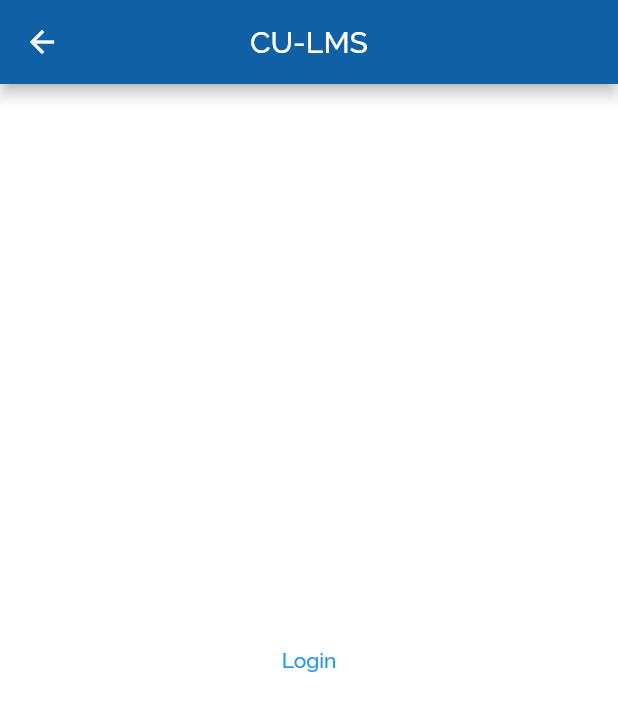
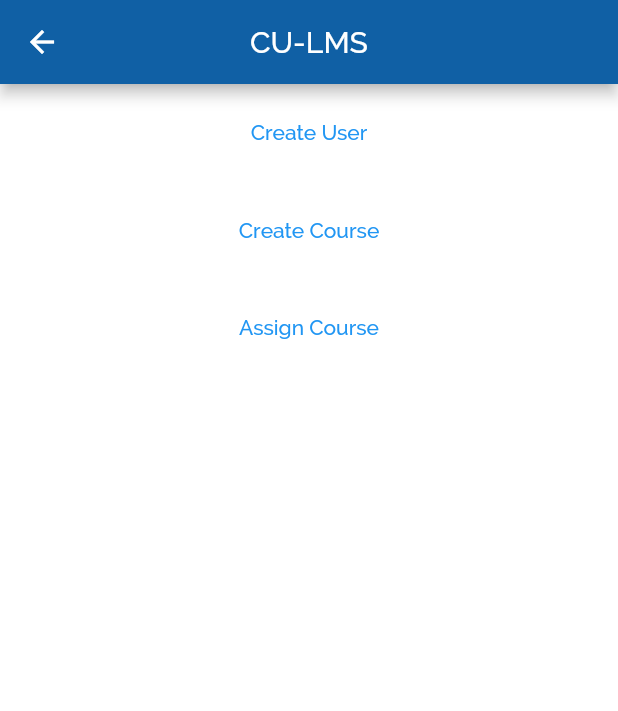
Before and after one commit to UmairJibran/cu-lms, a Flutter app: the Home screen opened by its route, on a phone screen of 412 x 824 dp. Shown: the top 711 px of the screen. Run offline on Flutter 3.47's test engine with Material 2 defaults, Android fonts, the light colour scheme and no system bars.

Commit message:
complete basic blueprint of home

```diff
--- /dev/null
+++ b/lib/src/components/home_text_button.dart
@@ -0,0 +1,30 @@
+import 'package:flutter/material.dart';
+
+class HomeTextButton extends StatelessWidget {
+  final double height;
+  final double width;
+  final String label;
+  final onPressed;
+
+  const HomeTextButton({
+    Key? key,
+    required this.height,
+    required this.width,
+    required this.label,
+    required this.onPressed,
+  }) : super(key: key);
+
+  @override
+  Widget build(BuildContext context) {
+    return TextButton(
+      onPressed: onPressed,
+      child: Container(
+        width: width,
+        padding: EdgeInsets.symmetric(vertical: height * 0.02),
+        child: Center(
+          child: Text(label),
+        ),
+      ),
+    );
+  }
+}
--- a/lib/src/views/v_home.dart
+++ b/lib/src/views/v_home.dart
@@ -1,9 +1,14 @@
 import 'package:flutter/material.dart';
 
-import 'v_login.dart';
+import '../components/home_text_button.dart';
 
 class Home extends StatelessWidget {
   static final routeName = "/home";
+
+  /*Functions*/
+  double getHeight(BuildContext context) => MediaQuery.of(context).size.height;
+
+  double getWidth(BuildContext context) => MediaQuery.of(context).size.width;
 
   @override
   Widget build(BuildContext context) {
@@ -12,12 +17,30 @@ class Home extends StatelessWidget {
         title: Text("CU-LMS"),
         centerTitle: true,
       ),
-      body: Center(
-        child: TextButton(
-          child: Text("Login"),
-          onPressed: () => Navigator.of(context).pushReplacementNamed(
-            Login.routeName,
-          ),
+      body: Container(
+        height: getHeight(context),
+        width: getWidth(context),
+        child: Column(
+          children: [
+            HomeTextButton(
+              width: getWidth(context),
+              height: getHeight(context),
+              label: "Create User",
+              onPressed: () {},
+            ),
+            HomeTextButton(
+              width: getWidth(context),
+              height: getHeight(context),
+              label: "Create Course",
+              onPressed: () {},
+            ),
+            HomeTextButton(
+              width: getWidth(context),
+              height: getHeight(context),
+              label: "Assign Course",
+              onPressed: () {},
+            ),
+          ],
         ),
       ),
     );
```
